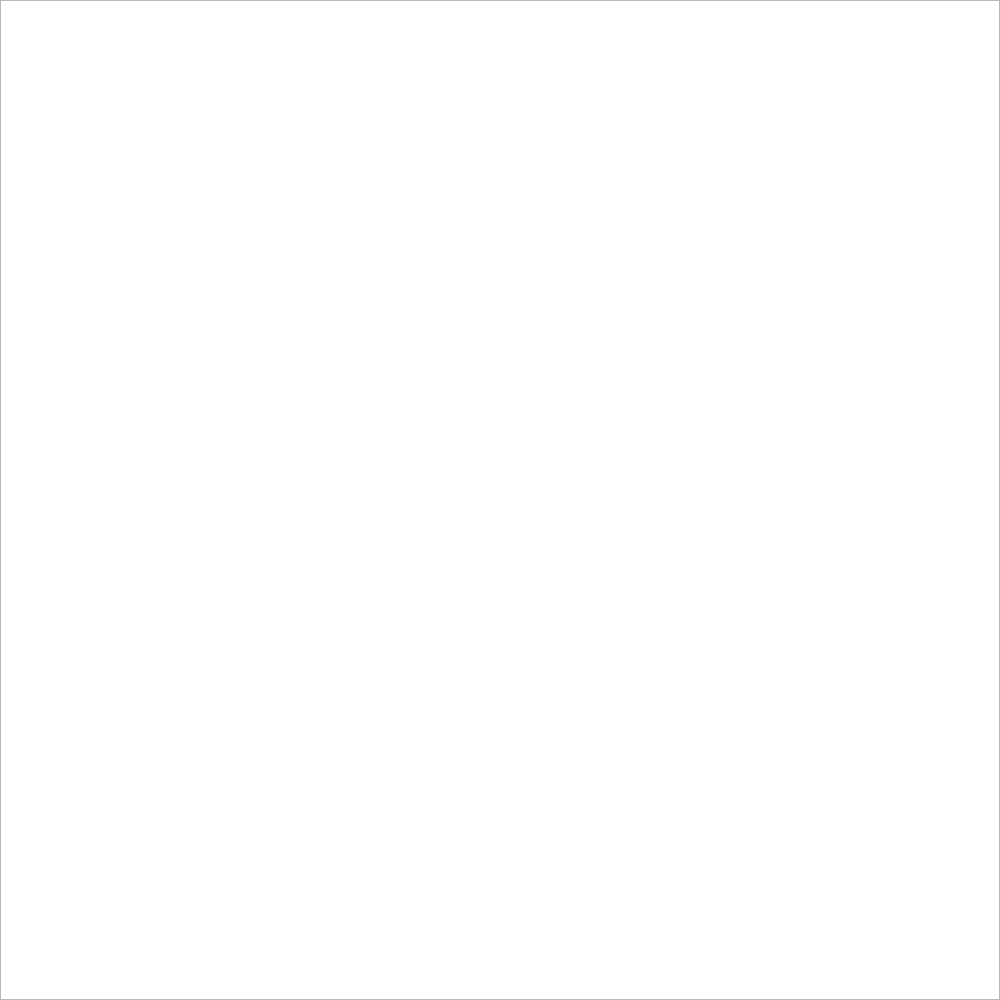
This is graphics/mainwindow.ui in mifark/pathf as Qt 5 draws it before an edit. The edited form follows.
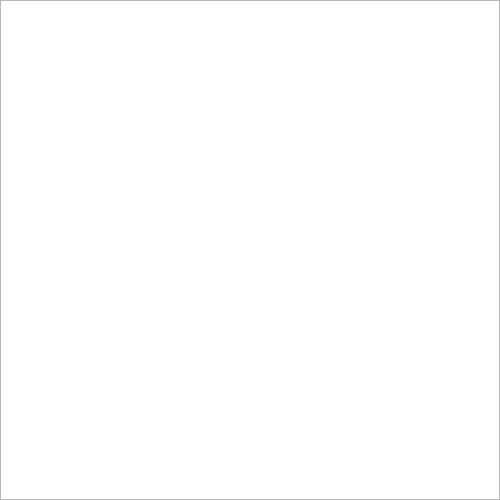
This is the edited form.

Diff of the .ui file:
```diff
--- a/graphics/mainwindow.ui
+++ b/graphics/mainwindow.ui
@@ -6,8 +6,8 @@
    <rect>
     <x>0</x>
     <y>0</y>
-    <width>1000</width>
-    <height>1000</height>
+    <width>500</width>
+    <height>500</height>
    </rect>
   </property>
   <property name="sizePolicy">
@@ -18,14 +18,14 @@
   </property>
   <property name="minimumSize">
    <size>
-    <width>1000</width>
-    <height>1000</height>
+    <width>500</width>
+    <height>500</height>
    </size>
   </property>
   <property name="maximumSize">
    <size>
-    <width>1000</width>
-    <height>1000</height>
+    <width>500</width>
+    <height>500</height>
    </size>
   </property>
   <property name="mouseTracking">
```
